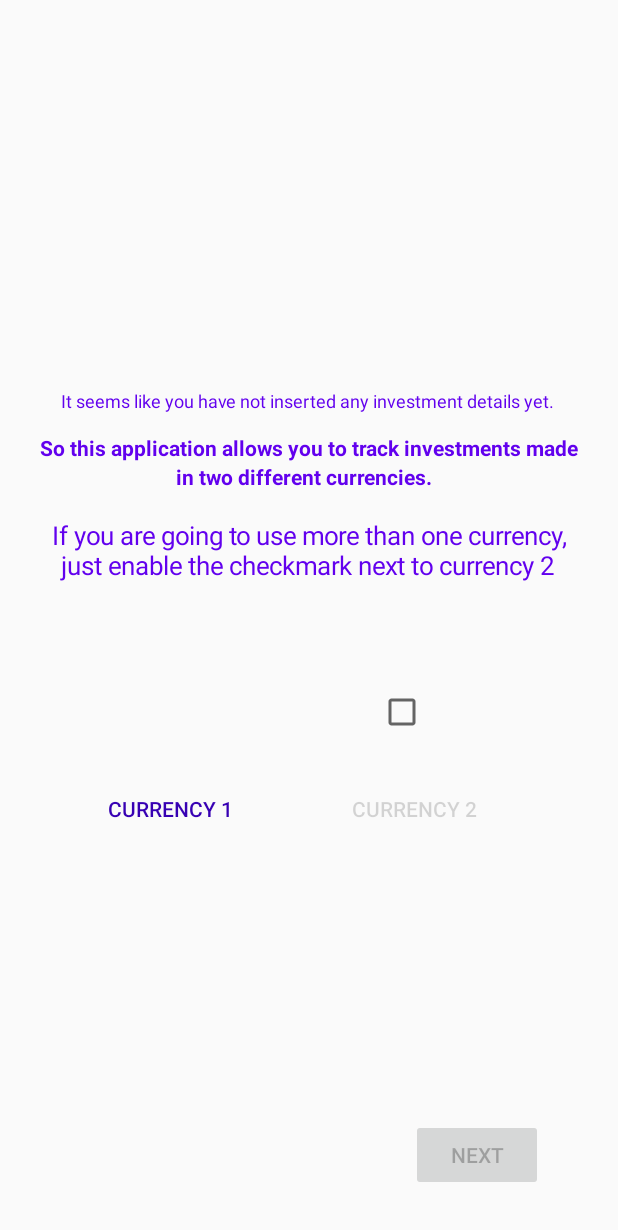
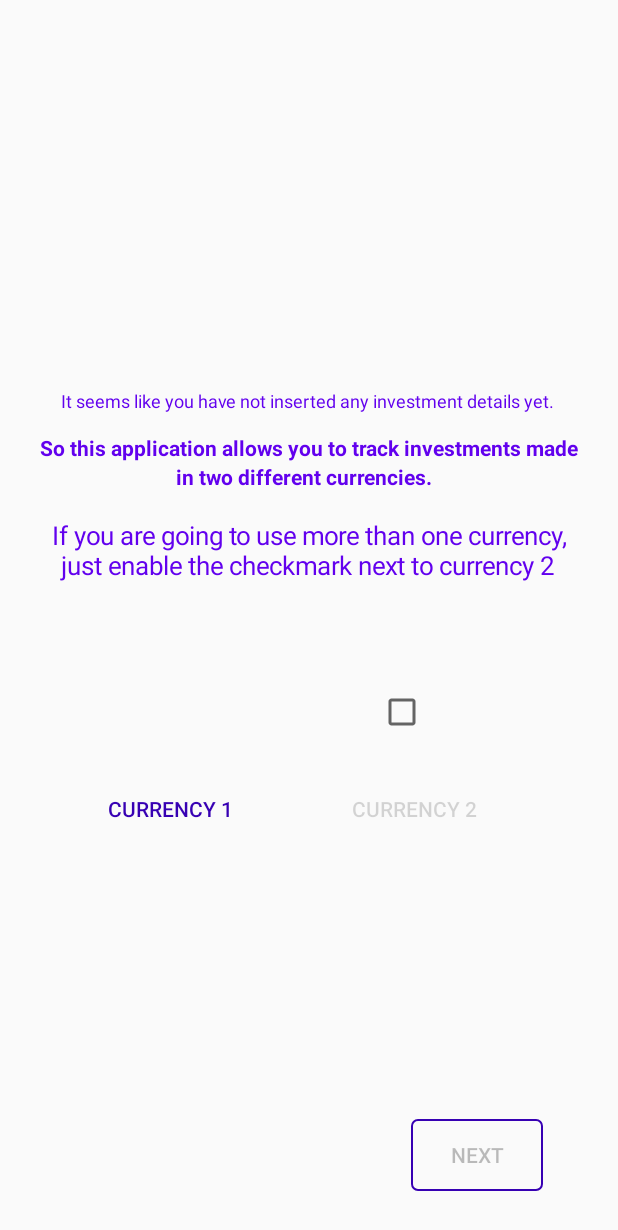
Before and after one commit to soumikshah/Plutus-InvestmentTracker, an Android app: the fragment EmptyViewFragment shown on its own in the app's theme, on a phone screen of 412 x 824 dp. Shown: the top 1230 px of the screen. Run offline under Robolectric (Android 15) with nearby library versions, the phone set to English and light mode, and no system bars; libraries missing offline, so code that uses them is left out: com.mynameismidori.currencypicker; 2 statements that could not run were skipped.

Commit message:
Changed next button design.

```diff
--- /dev/null
+++ b/app/src/main/res/drawable/transparent_button_with_border.xml
@@ -0,0 +1,16 @@
+<?xml version="1.0" encoding="utf-8"?>
+<selector xmlns:android="http://schemas.android.com/apk/res/android">
+
+    <item><shape>
+        <stroke android:width="1dp" android:color="@color/colorAccent" />
+
+        <solid android:color="@android:color/transparent" />
+
+        <corners
+            android:bottomLeftRadius="4dp"
+            android:bottomRightRadius="4dp"
+            android:topLeftRadius="4dp"
+            android:topRightRadius="4dp" />
+    </shape></item>
+
+</selector>
--- a/app/src/main/res/layout/fragment_empty_view.xml
+++ b/app/src/main/res/layout/fragment_empty_view.xml
@@ -67,6 +67,8 @@
         android:layout_marginEnd="50dp"
         android:layout_marginBottom="30dp"
         android:text="@string/next"
+        android:background="@drawable/transparent_button_with_border"
+        android:textAllCaps="true"
         android:enabled="false"
         app:layout_constraintBottom_toBottomOf="parent"
         app:layout_constraintEnd_toEndOf="parent" />
```
